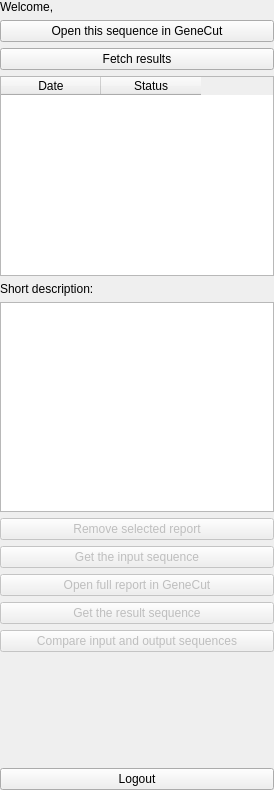
Before: the Qt Designer form src/plugins/genecut/src/GenecutOPWidget.ui in ugeneunipro/ugene, drawn with Qt 5.
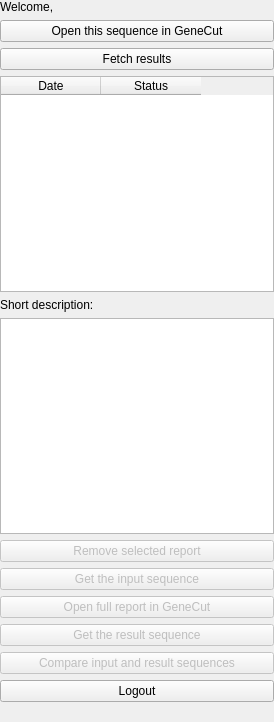
After: the same form once the commit is applied.

```diff
--- a/src/plugins/genecut/src/GenecutOPWidget.ui
+++ b/src/plugins/genecut/src/GenecutOPWidget.ui
@@ -7,7 +7,7 @@
     <x>0</x>
     <y>0</y>
     <width>274</width>
-    <height>790</height>
+    <height>722</height>
    </rect>
   </property>
   <property name="windowTitle">
@@ -348,36 +348,10 @@
           <bool>false</bool>
          </property>
          <property name="text">
-          <string>Compare input and output sequences</string>
+          <string>Compare input and result sequences</string>
          </property>
         </widget>
        </item>
-       <item>
-        <widget class="QLabel" name="lbTestInfo">
-         <property name="styleSheet">
-          <string notr="true">font-weight: 600;</string>
-         </property>
-         <property name="text">
-          <string/>
-         </property>
-         <property name="wordWrap">
-          <bool>true</bool>
-         </property>
-        </widget>
-       </item>
-       <item>
-        <spacer name="verticalSpacer_2">
-         <property name="orientation">
-          <enum>Qt::Vertical</enum>
-         </property>
-         <property name="sizeHint" stdset="0">
-          <size>
-           <width>20</width>
-           <height>491</height>
-          </size>
-         </property>
-        </spacer>
-       </item>
        <item>
         <widget class="QPushButton" name="pbLogout">
          <property name="text">
@@ -385,6 +359,19 @@
          </property>
         </widget>
        </item>
+       <item>
+        <widget class="QLabel" name="lbTestInfo">
+         <property name="styleSheet">
+          <string notr="true">font-weight: 600;</string>
+         </property>
+         <property name="text">
+          <string/>
+         </property>
+         <property name="wordWrap">
+          <bool>true</bool>
+         </property>
+        </widget>
+       </item>
       </layout>
      </widget>
      <widget class="QWidget" name="wtRegisterForm">
```
